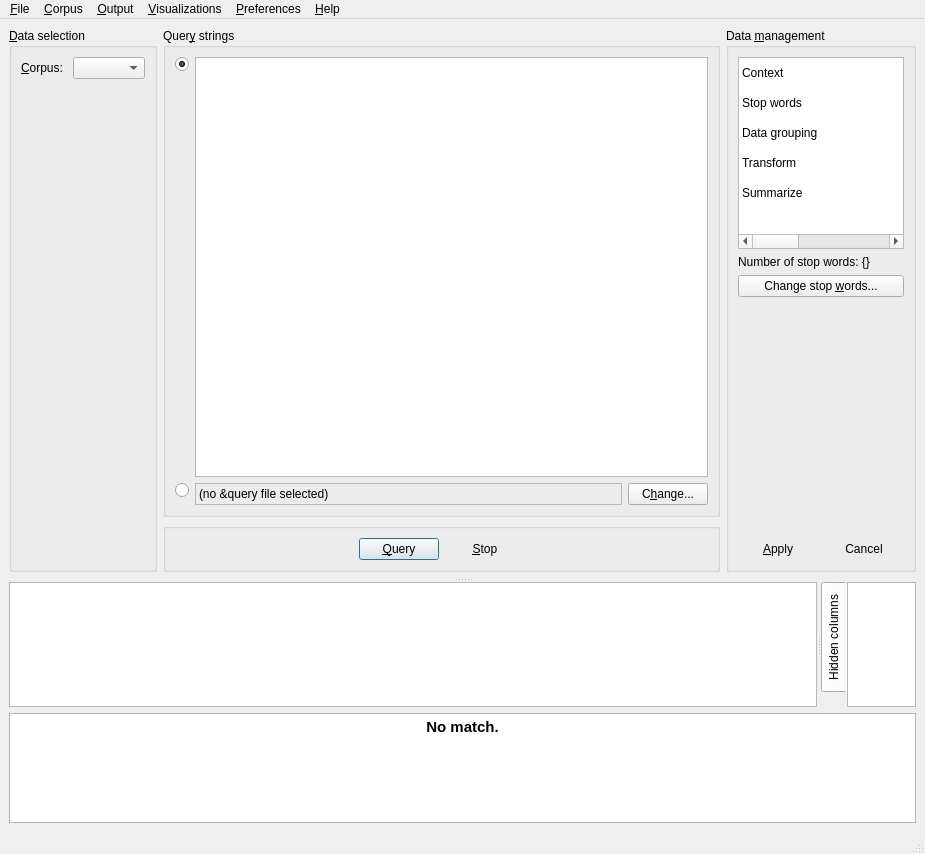
Above: coquery/gui/ui/coquery.ui from gkunter/coquery before the change. Below: the same form after it.
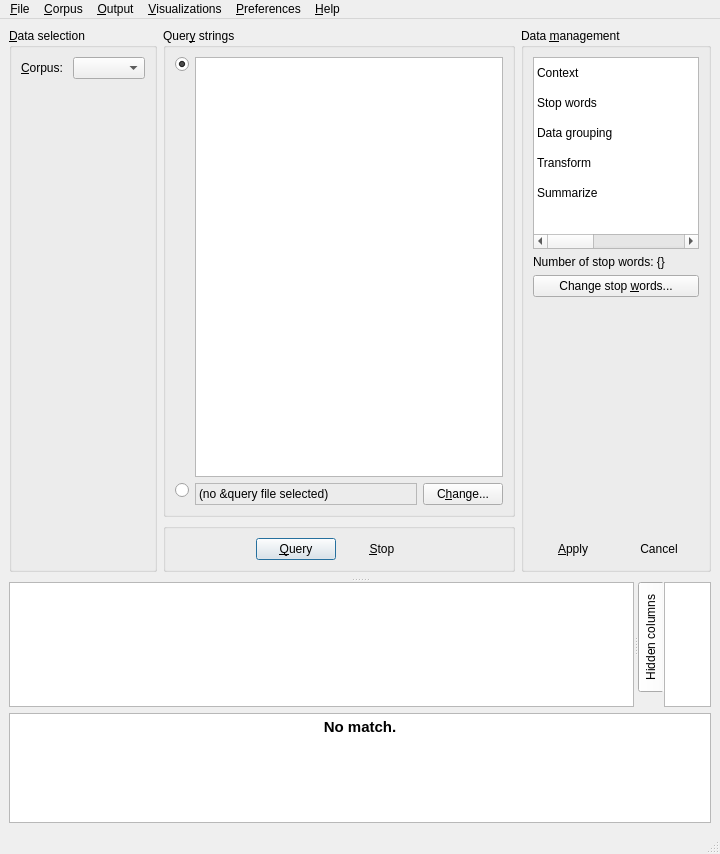
That is the form after the change. Icons and pictures are not drawn. Custom widgets are drawn as their Qt base class.

Commit message: Improve resizability of GUI. Remove 'tiny' GUI

The edit to the form file:
```diff
--- a/coquery/gui/ui/coquery.ui
+++ b/coquery/gui/ui/coquery.ui
@@ -6,7 +6,7 @@
    <rect>
     <x>0</x>
     <y>0</y>
-    <width>925</width>
+    <width>720</width>
     <height>854</height>
    </rect>
   </property>
@@ -161,6 +161,12 @@
                  <property name="enabled">
                   <bool>true</bool>
                  </property>
+                 <property name="sizePolicy">
+                  <sizepolicy hsizetype="Ignored" vsizetype="Preferred">
+                   <horstretch>0</horstretch>
+                   <verstretch>0</verstretch>
+                  </sizepolicy>
+                 </property>
                  <property name="frameShape">
                   <enum>QFrame::StyledPanel</enum>
                  </property>
@@ -862,7 +868,7 @@
     <rect>
      <x>0</x>
      <y>0</y>
-     <width>925</width>
+     <width>720</width>
      <height>24</height>
     </rect>
    </property>
```
The commit also changes 4 other files.
